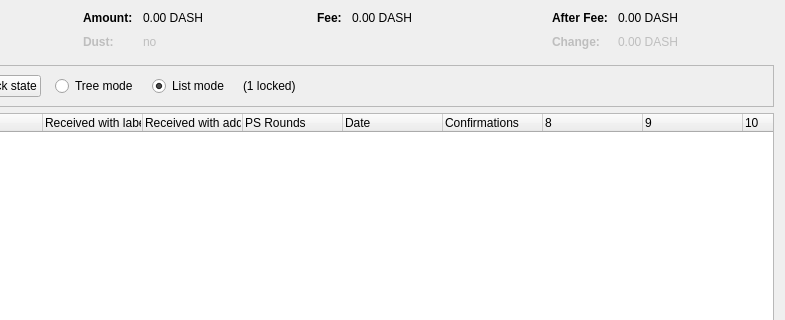
dashpay/dash, file src/qt/forms/coincontroldialog.ui: the form before one commit; both pictures show x 169 to 954 and y 0 to 320 of the 954 by 500 pixel window.
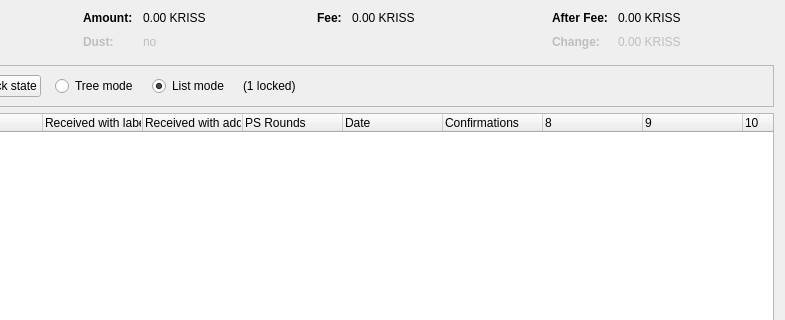
The form after the commit. Custom widgets are drawn as their Qt base class.

```diff
--- a/src/qt/forms/coincontroldialog.ui
+++ b/src/qt/forms/coincontroldialog.ui
@@ -132,7 +132,7 @@
           <enum>Qt::ActionsContextMenu</enum>
          </property>
          <property name="text">
-          <string notr="true">0.00 DASH</string>
+          <string notr="true">0.00 KRISS</string>
          </property>
          <property name="textInteractionFlags">
           <set>Qt::LinksAccessibleByMouse|Qt::TextSelectableByKeyboard|Qt::TextSelectableByMouse</set>
@@ -212,7 +212,7 @@
           <enum>Qt::ActionsContextMenu</enum>
          </property>
          <property name="text">
-          <string notr="true">0.00 DASH</string>
+          <string notr="true">0.00 KRISS</string>
          </property>
          <property name="textInteractionFlags">
           <set>Qt::LinksAccessibleByMouse|Qt::TextSelectableByKeyboard|Qt::TextSelectableByMouse</set>
@@ -257,7 +257,7 @@
           <enum>Qt::ActionsContextMenu</enum>
          </property>
          <property name="text">
-          <string notr="true">0.00 DASH</string>
+          <string notr="true">0.00 KRISS</string>
          </property>
          <property name="textInteractionFlags">
           <set>Qt::LinksAccessibleByMouse|Qt::TextSelectableByKeyboard|Qt::TextSelectableByMouse</set>
@@ -292,7 +292,7 @@
           <enum>Qt::ActionsContextMenu</enum>
          </property>
          <property name="text">
-          <string notr="true">0.00 DASH</string>
+          <string notr="true">0.00 KRISS</string>
          </property>
          <property name="textInteractionFlags">
           <set>Qt::LinksAccessibleByMouse|Qt::TextSelectableByKeyboard|Qt::TextSelectableByMouse</set>
```
